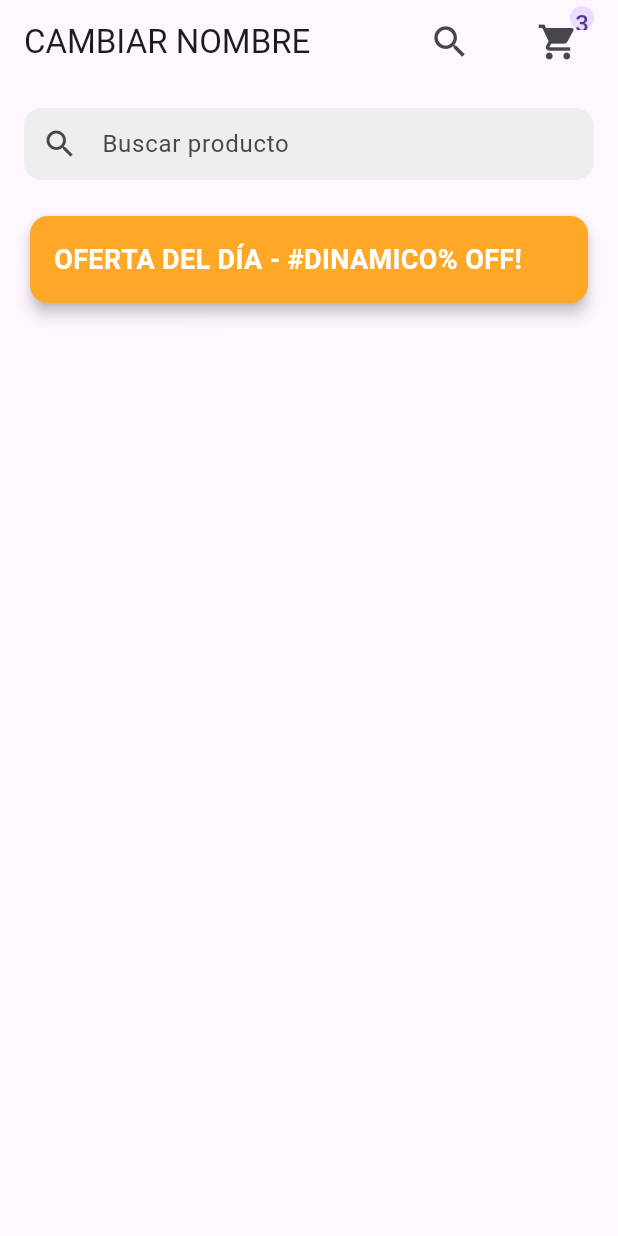
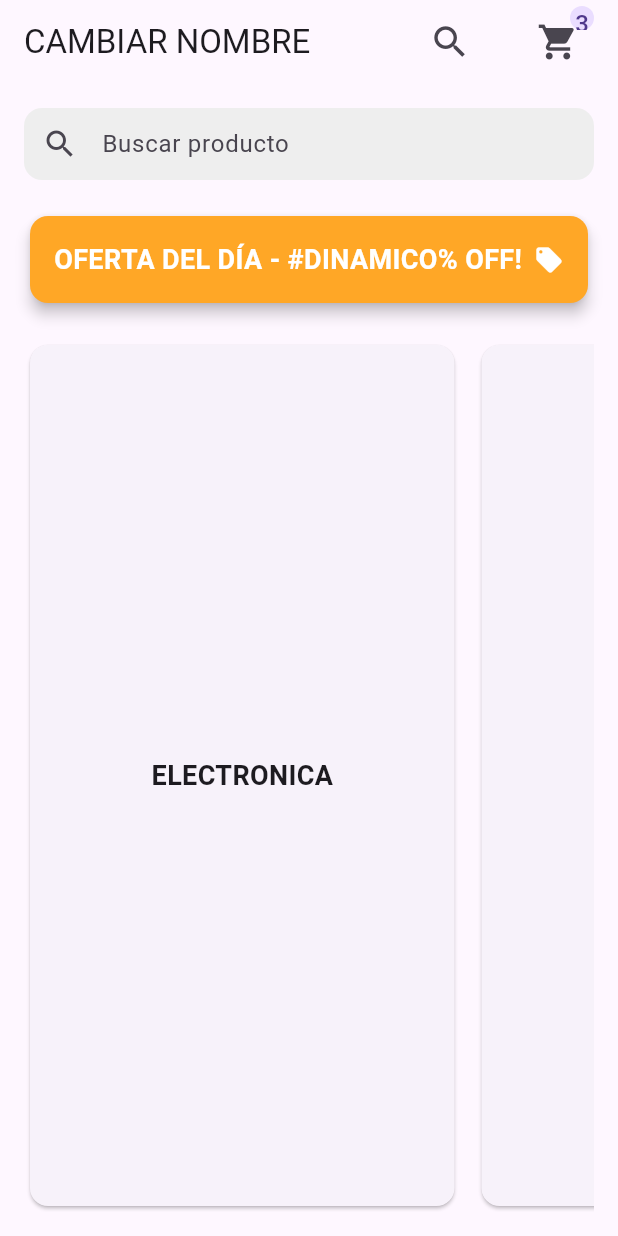
Before and after one commit to TLifeOfCris/MiniEcommerceApp, a Flutter app: the screen it shows after launch, on a phone screen of 412 x 824 dp. Run offline on Flutter 3.47's test engine with Material 3 defaults, Android fonts, the phone set to English and light mode, and no system bars.

Commit message:
Se agregó provider y el selector de categorías

```diff
--- /dev/null
+++ b/lib/models/product.dart
@@ -0,0 +1,41 @@
+import 'package:flutter/material.dart';
+
+class Product {
+  //para identiicar en firebase
+  final String id;
+  //saber nombre del producto
+  final String productName;
+  //saber la categoría del producto
+  final String category;
+  //Created at para saber la fecha de creación de dicho producto
+  //final DateTime createdAt;
+  //price para saber el precio del producto
+  final double price;
+  //Breve descripción del producto
+  final String description;
+  //Cantidad disponible
+  final bool stock;
+  //si es un producto destacado o con oferta para el remote play
+  final bool isFeatured;
+  //si tiene un descuento
+  final double discount;
+  //rating
+  //persona que lo vende aún por implementar okuuurt
+  //cretedat
+
+
+  Product({
+    required this.id,
+    required this.productName,
+    required this.category,
+   // required this.createdAt,
+    required this.price,
+    required this.description,
+    required this.stock,
+    this.isFeatured = false,
+    this.discount = 0.0,
+  });
+
+
+
+}
--- /dev/null
+++ b/lib/provider/provider.dart
@@ -0,0 +1,12 @@
+import 'package:flutter/material.dart';
+import 'package:miniecommerceapp/models/product.dart';
+import 'package:provider/provider.dart';
+
+class ProductProvider extends ChangeNotifier{
+
+  List<String> categorias = ['ELECTRONICA', 'ROPA', 'HOGAR', 'MASCOTAS'];
+
+
+  List<Product> productos = [Product(id: '1314', productName: 'prueba', category: 'ELECTRONICA', price: 20, description: 'PUREBA', stock: true)];
+
+}
--- a/lib/screens/tienda/hometienda.dart
+++ b/lib/screens/tienda/hometienda.dart
@@ -1,5 +1,7 @@
 
 import 'package:flutter/material.dart';
+import 'package:miniecommerceapp/provider/provider.dart';
+import 'package:miniecommerceapp/widgets/buttonscategories.dart';
 
 class HomeTienda extends StatelessWidget {
   const HomeTienda({super.key});
@@ -34,9 +36,10 @@ class HomeTienda extends StatelessWidget {
             ],),
           )
         ],
+      ),
 
 
-      ),
+
 
       body: Padding(padding: EdgeInsets.all(16.0),
       child: Column(
@@ -54,8 +57,16 @@ class HomeTienda extends StatelessWidget {
               contentPadding: const EdgeInsets.symmetric(vertical: 0, horizontal: 16),
             ),
           ),
+
+
+
+
           SizedBox(height: 20,),
+
+
+
           //Text('BANNER DINAMICO')
+          //AQUI PONER REMOTE CONFIG
           Card(
             shape: RoundedRectangleBorder(
               borderRadius: BorderRadius.circular(12)
@@ -72,13 +83,43 @@ class HomeTienda extends StatelessWidget {
                   fontWeight: FontWeight.bold,
                   fontSize: 18,
                   color: Colors.white
-                ),)
+                ),),
+                const Icon(Icons.local_offer, color: Colors.white, size: 20,)
               ],
               ),
             ),
-            )
+            ),
+                    //AQUÍ TERMINA EL BANNER DINAMICO
+                SizedBox(height: 20,),
+                Expanded(
+                  child: GridView.builder(
+                    shrinkWrap: false,
+                    scrollDirection: Axis.horizontal,
+                    //physics: NeverScrollableScrollPhysics(),
+                    /*
+                    crossAxisCount: 2,
+                    crossAxisSpacing: 12,
+                    mainAxisSpacing: 5,
+                    childAspectRatio: 2,
+                    */
+                    gridDelegate: SliverGridDelegateWithFixedCrossAxisCount(
+                      crossAxisCount: 1, // 1 fila
+                      mainAxisSpacing: 10, // espacio entre tarjetas
+                      childAspectRatio: 2, // ancho / alto de cada tarjeta
+                      ),
+                      itemCount: ProductProvider().categorias.length,
+                      itemBuilder: (context, index){
+                        final categoria = ProductProvider().categorias[index];
+                        return Categories(texteo: categoria);
+                      },
+
+                    ),
+                ),
+
         ],
-      ),),
+
+      ),
+      ),
     );
   }
 }
--- /dev/null
+++ b/lib/widgets/buttonscategories.dart
@@ -0,0 +1,19 @@
+import 'package:flutter/material.dart';
+
+class Categories extends StatelessWidget {
+  final String texteo;
+  Categories({super.key, required this.texteo});
+
+  @override
+  Widget build(BuildContext context) {
+    return Container(
+                      height: 80,
+                        child: Card(
+
+                          child: Center(child: FittedBox(
+                            fit: BoxFit.scaleDown,
+                            child: Text(texteo, style: TextStyle(fontWeight: FontWeight.bold, fontSize: 18),))),
+                        ),
+                      );
+  }
+}
--- a/pubspec.yaml
+++ b/pubspec.yaml
@@ -34,6 +34,7 @@ dependencies:
   # The following adds the Cupertino Icons font to your application.
   # Use with the CupertinoIcons class for iOS style icons.
   cupertino_icons: ^1.0.8
+  provider: ^6.1.5+1
 
 dev_dependencies:
   flutter_test:
```
Also changed, not shown: pubspec.lock.
